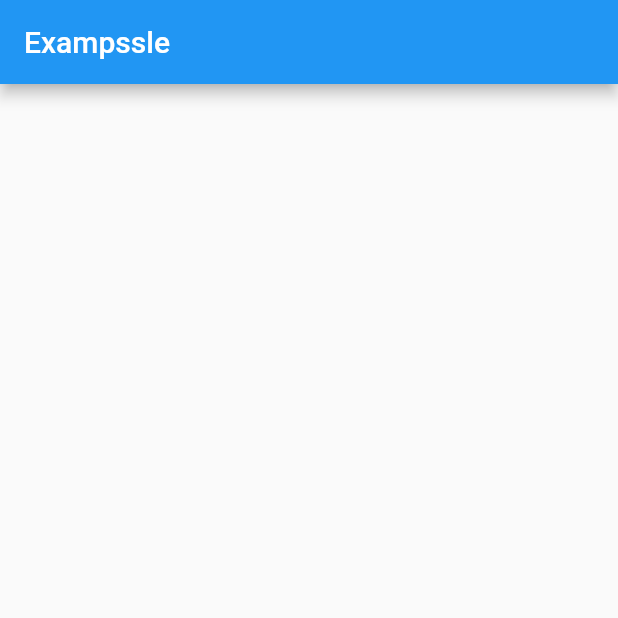
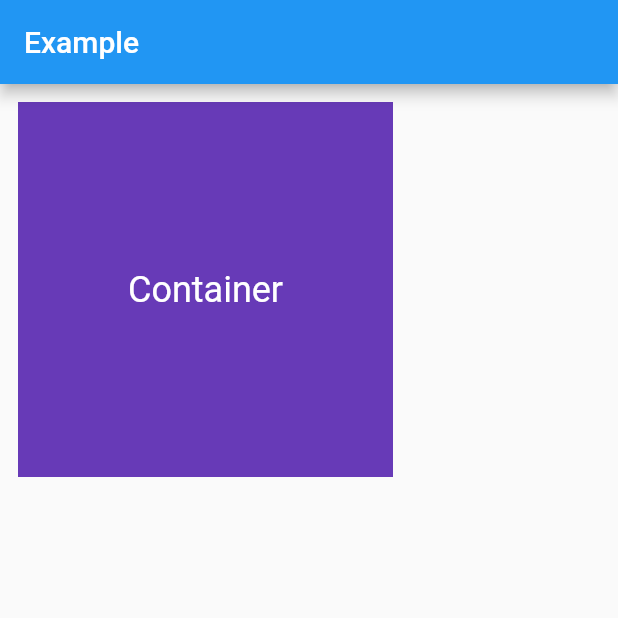
Before and after one commit to harisivams/flutter-practice-1, a Flutter app: the screen it shows after launch, on a phone screen of 412 x 824 dp, the top half of it. Run offline on Flutter 3.47's test engine with Material 2 defaults, Android fonts, the phone set to English and light mode, and no system bars.

Commit message:
practice files

```diff
--- a/lib/main.dart
+++ b/lib/main.dart
@@ -1,4 +1,4 @@
-// ignore_for_file: prefer_const_constructors
+// ignore_for_file: prefer_const_constructors, sort_child_properties_last
 
 import 'package:flutter/material.dart';
 
@@ -16,8 +16,25 @@ class MyApp extends StatelessWidget {
       title: 'Flutter Demo',
       debugShowCheckedModeBanner: false,
       home: Scaffold(
-        appBar: AppBar(title: Text("Exampssle"),),
+        appBar: AppBar(
+          title: Text("Example"),
+        ),
+        body: Container(
+          color: Colors.deepPurple,
+          margin: EdgeInsets.all(12),
+          child: Center(
+            child: Text(
+              "Container",
+              style: TextStyle(
+                color: Colors.white,
+                fontSize: 24,
 
+              ),
+            ),
+          ),
+          height: 250,
+          width: 250,
+        ),
       ),
     );
   }
```
Also changed, not shown: lib/widgets.txt (added).
